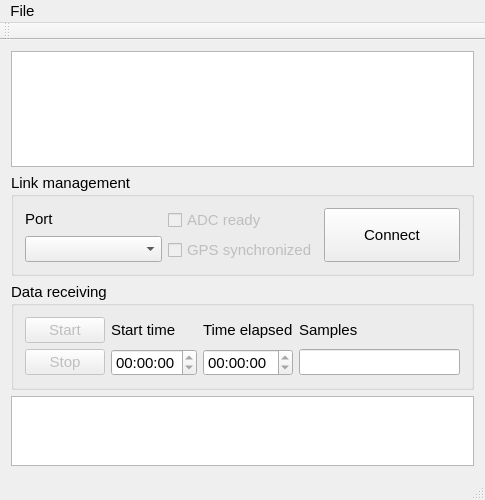
First picture: the form in mainwindow.ui, repository NIA/seismoreg, before the edit.
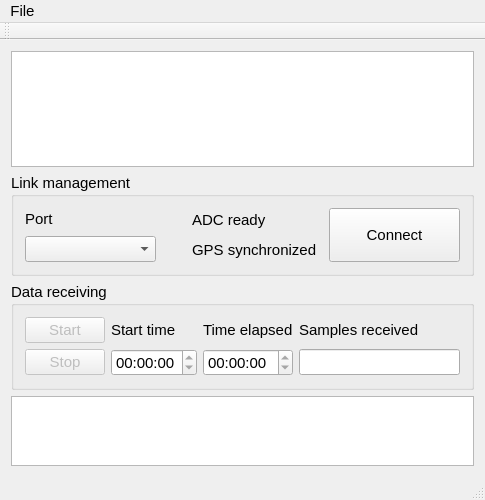
Second picture: the form after the edit. Custom widgets are drawn as their Qt base class.

```diff
--- a/mainwindow.ui
+++ b/mainwindow.ui
@@ -29,23 +29,41 @@
        <string>Link management</string>
       </property>
       <layout class="QGridLayout" name="gridLayout">
-       <item row="1" column="1">
-        <widget class="QCheckBox" name="readyGPS">
-         <property name="enabled">
-          <bool>false</bool>
+       <item row="0" column="1">
+        <widget class="QLed" name="ledADC" native="true">
+         <property name="sizePolicy">
+          <sizepolicy hsizetype="Fixed" vsizetype="Fixed">
+           <horstretch>0</horstretch>
+           <verstretch>0</verstretch>
+          </sizepolicy>
          </property>
-         <property name="text">
-          <string>GPS synchronized</string>
+         <property name="minimumSize">
+          <size>
+           <width>24</width>
+           <height>24</height>
+          </size>
+         </property>
+         <property name="maximumSize">
+          <size>
+           <width>24</width>
+           <height>24</height>
+          </size>
          </property>
         </widget>
        </item>
-       <item row="0" column="1">
-        <widget class="QCheckBox" name="readyADC">
-         <property name="enabled">
-          <bool>false</bool>
+       <item row="1" column="1">
+        <widget class="QLed" name="ledGPS" native="true">
+         <property name="minimumSize">
+          <size>
+           <width>24</width>
+           <height>24</height>
+          </size>
          </property>
-         <property name="text">
-          <string>ADC ready</string>
+         <property name="maximumSize">
+          <size>
+           <width>24</width>
+           <height>24</height>
+          </size>
          </property>
         </widget>
        </item>
@@ -63,7 +81,7 @@
          </item>
         </layout>
        </item>
-       <item row="0" column="3" rowspan="2">
+       <item row="0" column="4" rowspan="2">
         <widget class="QPushButton" name="connectBtn">
          <property name="sizePolicy">
           <sizepolicy hsizetype="Minimum" vsizetype="MinimumExpanding">
@@ -76,6 +94,20 @@
          </property>
         </widget>
        </item>
+       <item row="1" column="2">
+        <widget class="QLabel" name="label_6">
+         <property name="text">
+          <string>GPS synchronized</string>
+         </property>
+        </widget>
+       </item>
+       <item row="0" column="2">
+        <widget class="QLabel" name="label_5">
+         <property name="text">
+          <string>ADC ready</string>
+         </property>
+        </widget>
+       </item>
       </layout>
      </widget>
     </item>
@@ -112,7 +144,7 @@
        <item row="0" column="3">
         <widget class="QLabel" name="label_4">
          <property name="text">
-          <string>Samples</string>
+          <string>Samples received</string>
          </property>
         </widget>
        </item>
@@ -201,6 +233,14 @@
   </action>
  </widget>
  <layoutdefault spacing="6" margin="11"/>
+ <customwidgets>
+  <customwidget>
+   <class>QLed</class>
+   <extends>QWidget</extends>
+   <header>src/gui/qled.h</header>
+   <container>1</container>
+  </customwidget>
+ </customwidgets>
  <resources/>
  <connections>
   <connection>
```
Left out of the diff: 2 changed lines with no effect on the pictures.
